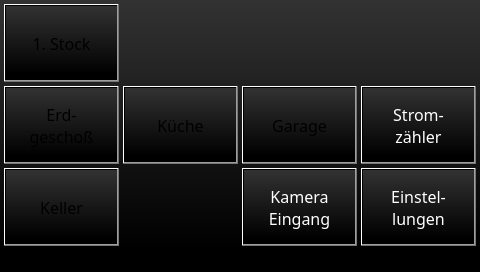
Above: projects/klaus_visu_ap420/mainwindow.ui from busmaster/homebus before the change. Below: the same form after it.
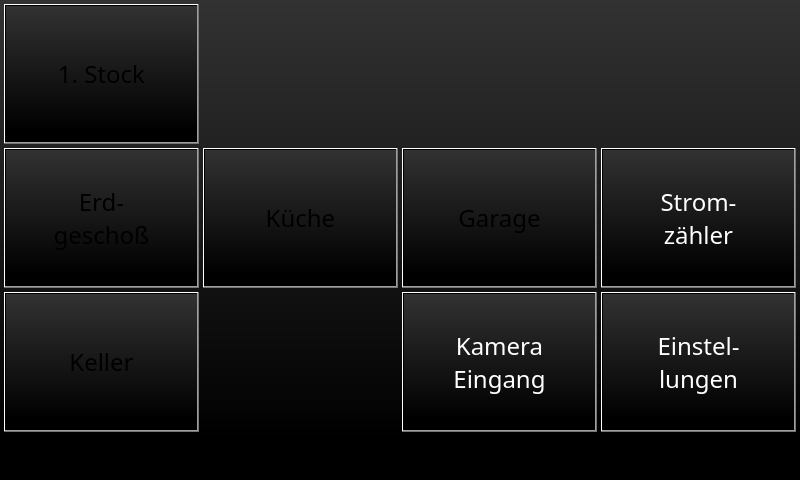
That is the form after the change. Custom widgets are drawn as their Qt base class.

The edit to the form file:
```diff
--- a/projects/klaus_visu_ap420/mainwindow.ui
+++ b/projects/klaus_visu_ap420/mainwindow.ui
@@ -6,8 +6,8 @@
    <rect>
     <x>0</x>
     <y>0</y>
-    <width>480</width>
-    <height>272</height>
+    <width>800</width>
+    <height>480</height>
    </rect>
   </property>
   <property name="sizePolicy">
@@ -19,10 +19,11 @@
   <property name="font">
    <font>
     <family>Sans</family>
-    <pointsize>12</pointsize>
+    <pointsize>18</pointsize>
     <weight>50</weight>
     <italic>false</italic>
     <bold>false</bold>
+    <kerning>true</kerning>
    </font>
   </property>
   <property name="windowTitle">
@@ -38,9 +39,9 @@
    <property name="geometry">
     <rect>
      <x>4</x>
-     <y>86</y>
-     <width>115</width>
-     <height>78</height>
+     <y>148</y>
+     <width>195</width>
+     <height>140</height>
     </rect>
    </property>
    <property name="sizePolicy">
@@ -52,7 +53,7 @@
    <property name="font">
     <font>
      <family>Sans</family>
-     <pointsize>12</pointsize>
+     <pointsize>18</pointsize>
      <weight>50</weight>
      <italic>false</italic>
      <bold>false</bold>
@@ -77,8 +78,8 @@
     <rect>
      <x>4</x>
      <y>4</y>
-     <width>115</width>
-     <height>78</height>
+     <width>195</width>
+     <height>140</height>
     </rect>
    </property>
    <property name="sizePolicy">
@@ -90,7 +91,7 @@
    <property name="font">
     <font>
      <family>Sans</family>
-     <pointsize>12</pointsize>
+     <pointsize>18</pointsize>
      <weight>50</weight>
      <italic>false</italic>
      <bold>false</bold>
@@ -104,9 +105,9 @@
    <property name="geometry">
     <rect>
      <x>4</x>
-     <y>168</y>
-     <width>115</width>
-     <height>78</height>
+     <y>292</y>
+     <width>195</width>
+     <height>140</height>
     </rect>
    </property>
    <property name="sizePolicy">
@@ -118,7 +119,7 @@
    <property name="font">
     <font>
      <family>Sans</family>
-     <pointsize>12</pointsize>
+     <pointsize>18</pointsize>
      <weight>50</weight>
      <italic>false</italic>
      <bold>false</bold>
@@ -131,10 +132,10 @@
   <widget class="QPushButton" name="pushButtonGarage">
    <property name="geometry">
     <rect>
-     <x>242</x>
-     <y>86</y>
-     <width>115</width>
-     <height>78</height>
+     <x>402</x>
+     <y>148</y>
+     <width>195</width>
+     <height>140</height>
     </rect>
    </property>
    <property name="sizePolicy">
@@ -154,15 +155,15 @@
    <property name="geometry">
     <rect>
      <x>20</x>
-     <y>252</y>
-     <width>81</width>
-     <height>20</height>
+     <y>440</y>
+     <width>120</width>
+     <height>36</height>
     </rect>
    </property>
    <property name="font">
     <font>
      <family>Sans</family>
-     <pointsize>11</pointsize>
+     <pointsize>16</pointsize>
      <weight>50</weight>
      <italic>false</italic>
      <bold>false</bold>
@@ -186,16 +187,16 @@
   <widget class="QLabel" name="humidity">
    <property name="geometry">
     <rect>
-     <x>140</x>
-     <y>252</y>
-     <width>81</width>
-     <height>20</height>
+     <x>246</x>
+     <y>440</y>
+     <width>200</width>
+     <height>36</height>
     </rect>
    </property>
    <property name="font">
     <font>
      <family>Sans</family>
-     <pointsize>11</pointsize>
+     <pointsize>16</pointsize>
      <weight>50</weight>
      <italic>false</italic>
      <bold>false</bold>
@@ -216,10 +217,10 @@
   <widget class="QPushButton" name="pushButtonKueche">
    <property name="geometry">
     <rect>
-     <x>123</x>
-     <y>86</y>
-     <width>115</width>
-     <height>78</height>
+     <x>203</x>
+     <y>148</y>
+     <width>195</width>
+     <height>140</height>
     </rect>
    </property>
    <property name="text">
@@ -229,10 +230,10 @@
   <widget class="QPushButton" name="pushButtonSetup">
    <property name="geometry">
     <rect>
-     <x>361</x>
-     <y>168</y>
-     <width>115</width>
-     <height>78</height>
+     <x>601</x>
+     <y>292</y>
+     <width>195</width>
+     <height>140</height>
     </rect>
    </property>
    <property name="sizePolicy">
@@ -252,10 +253,10 @@
   <widget class="QPushButton" name="pushButtonSmartMeter">
    <property name="geometry">
     <rect>
-     <x>361</x>
-     <y>86</y>
-     <width>115</width>
-     <height>78</height>
+     <x>601</x>
+     <y>148</y>
+     <width>195</width>
+     <height>140</height>
     </rect>
    </property>
    <property name="styleSheet">
@@ -269,10 +270,10 @@
   <widget class="QPushButton" name="pushButtonKameraEingang">
    <property name="geometry">
     <rect>
-     <x>242</x>
-     <y>168</y>
-     <width>115</width>
-     <height>78</height>
+     <x>402</x>
+     <y>292</y>
+     <width>195</width>
+     <height>140</height>
     </rect>
    </property>
    <property name="styleSheet">
```
Left out of the diff: 6 changed lines with no effect on the pictures.
